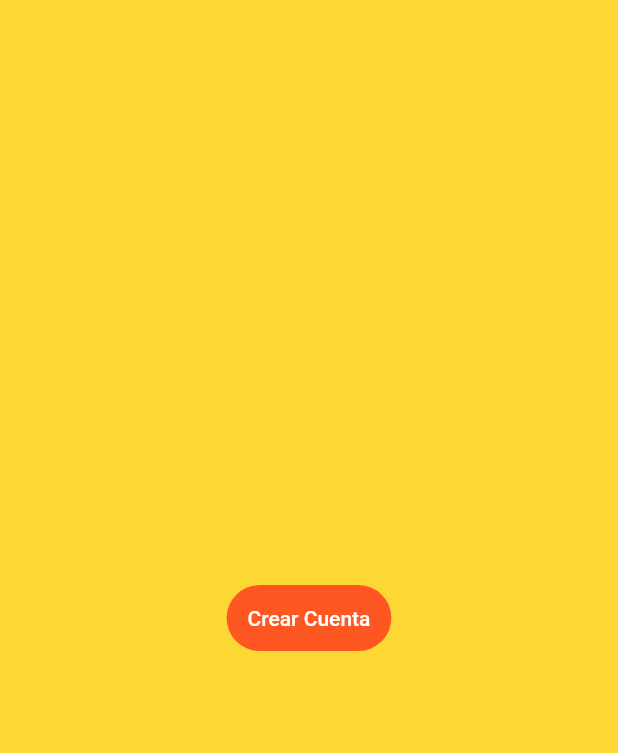
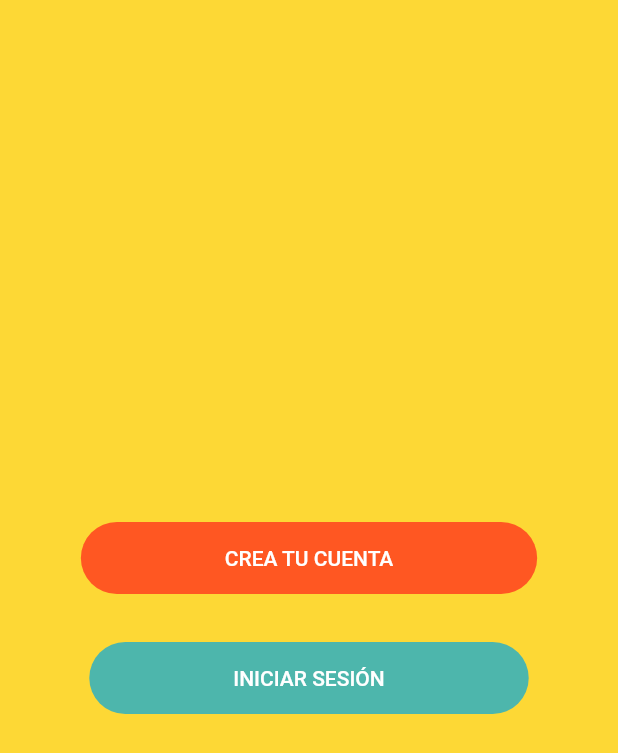
Before and after one commit to Hansleonel/binge, a Flutter app: the screen it shows after launch, on a phone screen of 412 x 824 dp. Shown: the top 753 px of the screen. Run offline on Flutter 3.47's test engine with Material 2 defaults, Android fonts, the light colour scheme and no system bars.

Commit message:
add Provider dependece, add Home Screen, add Create Account Screen

```diff
--- a/lib/main.dart
+++ b/lib/main.dart
@@ -14,9 +14,11 @@
       routes: {
         'welcome': (BuildContext context) => WelcomeScreen(),
         'login': (BuildContext context) => LoginScreen(),
+        'createAccount': (BuildContext context) => CreateAccountScreen()
       },
       theme: ThemeData(
           primaryColor: Colors.yellow[600],
+          buttonColor: Colors.teal[300],
           accentColor: Colors.teal[300],
           floatingActionButtonTheme:
               FloatingActionButtonThemeData(backgroundColor: Colors.teal[300])),
--- a/lib/screens/login_screen.dart
+++ b/lib/screens/login_screen.dart
@@ -7,6 +7,10 @@
       width: double.infinity,
       height: double.infinity,
       child: Scaffold(
+        appBar: AppBar(
+          backgroundColor: Colors.white,
+          elevation: 0.0,
+        ),
         backgroundColor: Colors.white,
         body: Center(
           child: Column(
--- a/lib/screens/screens.dart
+++ b/lib/screens/screens.dart
@@ -1,2 +1,4 @@
 export 'package:binge/screens/login_screen.dart';
 export 'package:binge/screens/welcome_screen.dart';
+export 'package:binge/screens/home_screen.dart';
+export 'package:binge/screens/create_account_screen.dart';
--- a/lib/screens/welcome_screen.dart
+++ b/lib/screens/welcome_screen.dart
@@ -14,17 +14,35 @@
             children: [
               TextButton(
                   onPressed: () {
+                    Navigator.pushNamed(context, 'createAccount');
+                  },
+                  style: TextButton.styleFrom(
+                      shape: RoundedRectangleBorder(
+                          borderRadius: BorderRadius.circular(24.0)),
+                      padding: EdgeInsets.only(
+                          left: 96, right: 96, top: 16, bottom: 16),
+                      backgroundColor: Colors.deepOrange),
+                  child: Text(
+                    'CREA TU CUENTA',
+                    style: TextStyle(color: Colors.white),
+                  )),
+              SizedBox(
+                height: 32.0,
+              ),
+              TextButton(
+                  onPressed: () {
                     Navigator.pushNamed(context, 'login');
                   },
                   style: TextButton.styleFrom(
                       shape: RoundedRectangleBorder(
                           borderRadius: BorderRadius.circular(24.0)),
-                      padding: EdgeInsets.all(14.0),
-                      backgroundColor: Colors.deepOrange),
+                      padding: EdgeInsets.only(
+                          left: 96, right: 96, top: 16, bottom: 16),
+                      backgroundColor: Colors.teal[300]),
                   child: Text(
-                    'Crear Cuenta',
+                    'INICIAR SESIÓN',
                     style: TextStyle(color: Colors.white),
-                  ))
+                  )),
             ],
           ),
         ),
--- a/pubspec.yaml
+++ b/pubspec.yaml
@@ -28,6 +28,7 @@
   # The following adds the Cupertino Icons font to your application.
   # Use with the CupertinoIcons class for iOS style icons.
   cupertino_icons: ^1.0.2
+  provider: ^5.0.0
 
 dev_dependencies:
   flutter_test:
```
Also changed, not shown: lib/screens/create_account_screen.dart (added, +16 -0 lines), lib/screens/home_screen.dart (added, +16 -0 lines), pubspec.lock.
